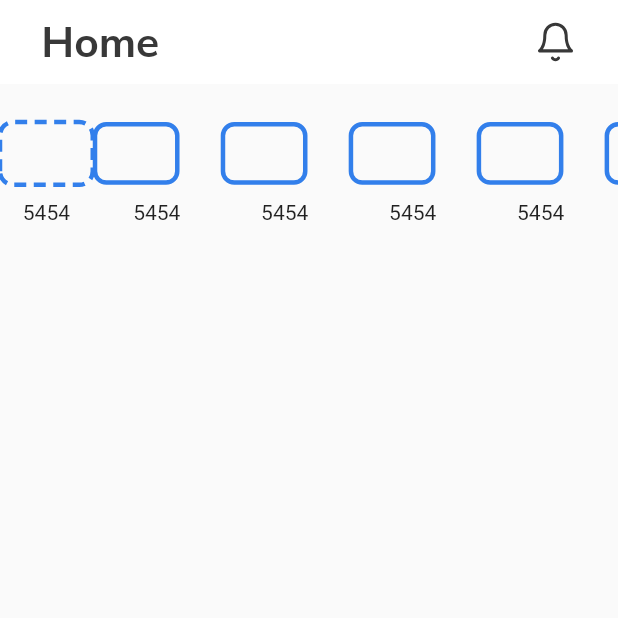
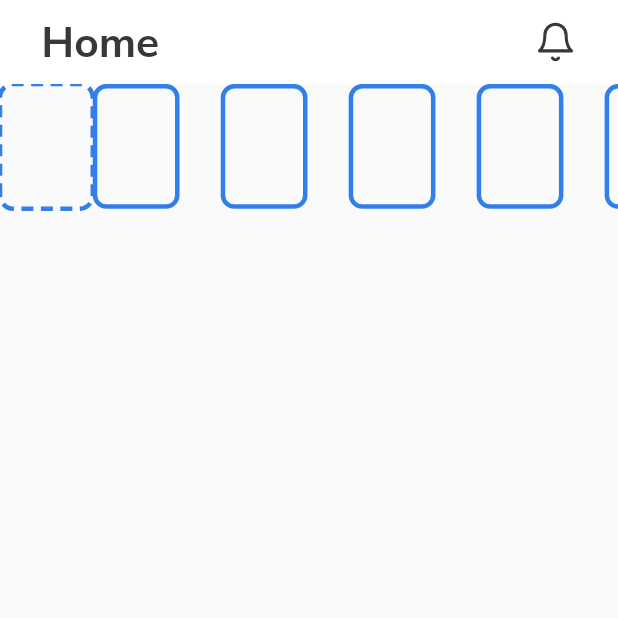
Before and after one commit to Diyorbek7/zetgram_app, a Flutter app: the screen it shows after launch, on a phone screen of 412 x 824 dp, the top half of it. Run offline on Flutter 3.47's test engine with Material 2 defaults, Android fonts, the phone set to English and light mode, and no system bars; drawn by our look-alikes of dotted_border; our stand-ins replace flutter_svg, page_transition, pinput.

```diff
--- a/lib/src/ui/menyu/home/home_screen.dart
+++ b/lib/src/ui/menyu/home/home_screen.dart
@@ -55,7 +55,6 @@ class _HomeScreenState extends State<HomeScreen> {
               itemBuilder: (context, index) {
                 return Column(
                   children: [
-                    SizedBox(height: 25*h,),
                     Expanded(
                       child: index == 0
                           ? DottedBorder(
@@ -90,7 +89,6 @@ class _HomeScreenState extends State<HomeScreen> {
                     SizedBox(
                       height: 10 * h,
                     ),
-                    Text("5454"),
                   ],
                 );
               },
```
